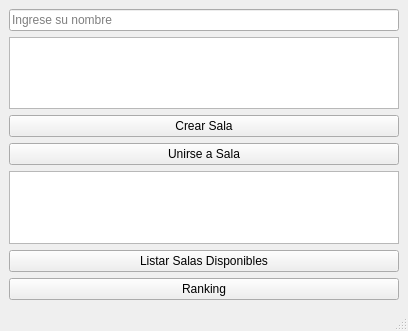
This is ui/pantalla_conexion.ui in javiersoto0310/Generala as Qt 5 draws it before an edit. The edited form follows.
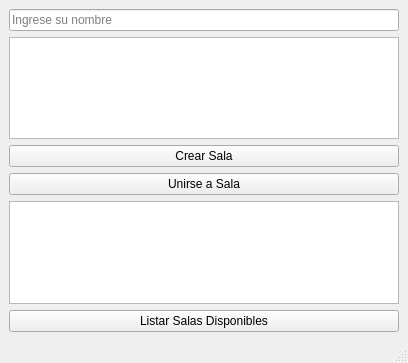
This is the edited form.

What changed in the file:
```diff
--- a/ui/pantalla_conexion.ui
+++ b/ui/pantalla_conexion.ui
@@ -7,7 +7,7 @@
     <x>0</x>
     <y>0</y>
     <width>408</width>
-    <height>331</height>
+    <height>363</height>
    </rect>
   </property>
   <property name="windowTitle">
@@ -49,13 +49,6 @@
       </property>
      </widget>
     </item>
-    <item>
-     <widget class="QPushButton" name="btn_ranking">
-      <property name="text">
-       <string>Ranking</string>
-      </property>
-     </widget>
-    </item>
    </layout>
   </widget>
   <widget class="QMenuBar" name="menubar">
```
Left out of the diff: 2 changed lines with no effect on the pictures.
